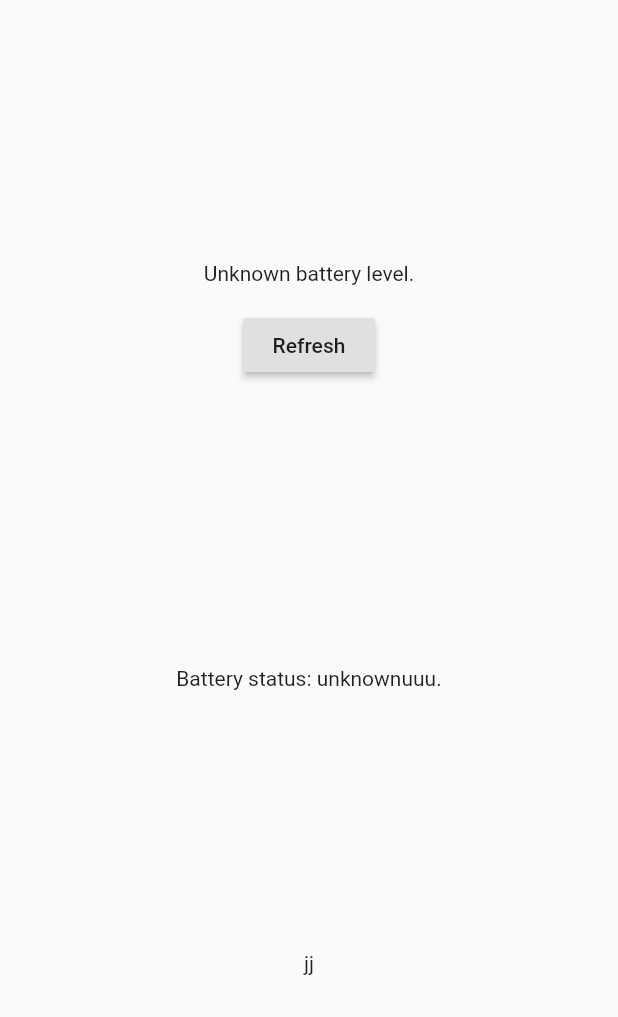
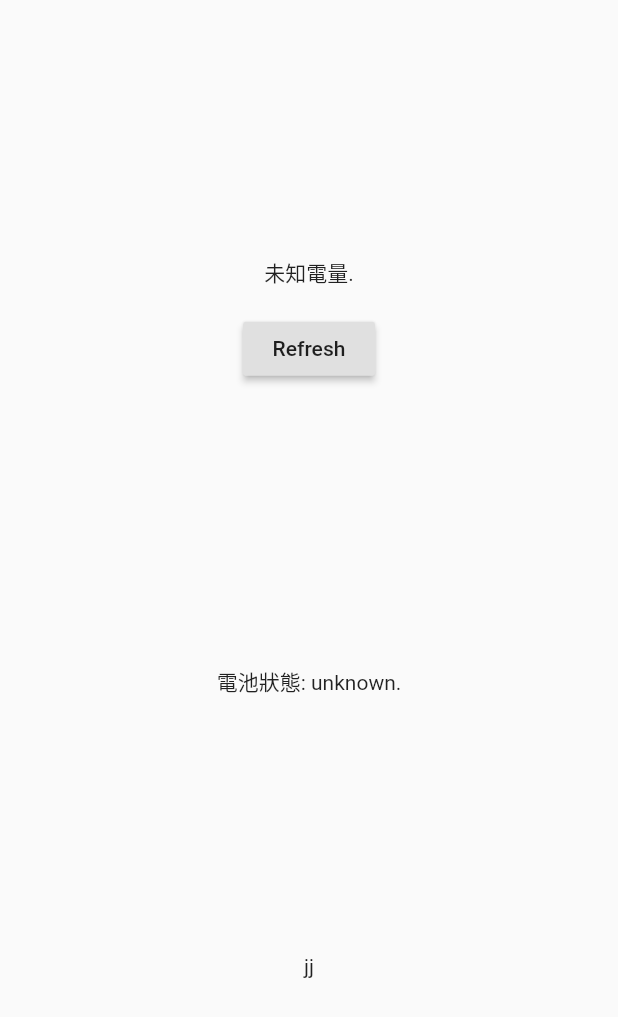
Before and after one commit to chen042531/batterylevel, a Flutter app: the screen it shows after launch, on a phone screen of 412 x 824 dp. Shown: the top 1017 px of the screen. Run offline on Flutter 3.47's test engine with Material 2 defaults, Android fonts, the phone set to English and light mode, and no system bars.

Commit message:
change to chinese

```diff
--- a/lib/main.dart
+++ b/lib/main.dart
@@ -55,15 +55,15 @@ class MyHomePage extends StatefulWidget {
 class _MyHomePageState extends State<MyHomePage> {
   int _counter = 0;
   static const platform = const MethodChannel('samples.flutter.dev/battery');
-  String _batteryLevel = 'Unknown battery level.';
+  String _batteryLevel = '未知電量.';
 
 
   static const EventChannel eventChargingChannel = EventChannel('samples.flutter.io/charging');
-  String _chargingStatus = 'Battery status: unknownuuu.';
+  String _chargingStatus = '電池狀態: unknown.';
   void _onChargingEvent(Object event) {
     setState(() {
       _chargingStatus =
-      "Battery status: ${event == 'charging' ? '' : 'dis'}chargingooo.";
+      "電池狀態: ${event == 'charging' ? '' : 'dis'}charging.";
     });
   }
 
@@ -96,7 +96,7 @@ class _MyHomePageState extends State<MyHomePage> {
     String batteryLevel;
     try {
       final int result = await platform.invokeMethod('getBatteryLevel');
-      batteryLevel = 'Battery level at $result % .';
+      batteryLevel = '電池電量 $result % .';
     } on PlatformException catch (e) {
       batteryLevel = "Failed to get battery level: '${e.message}'.";
     }
```
Also changed, not shown: 1 other file.
